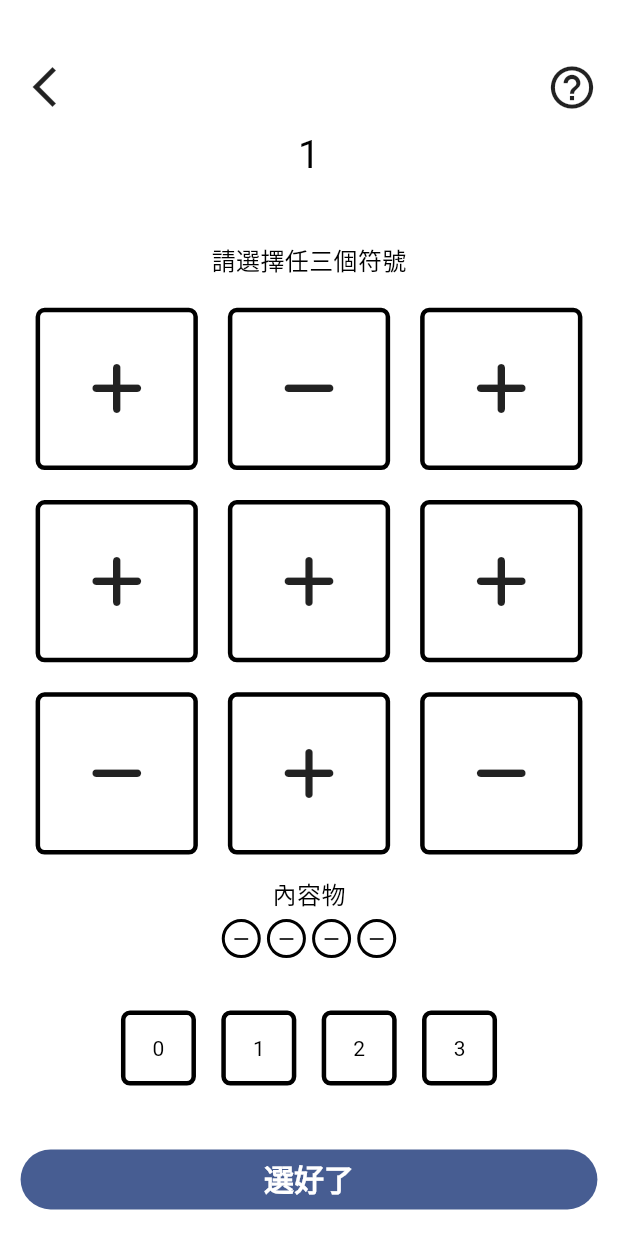
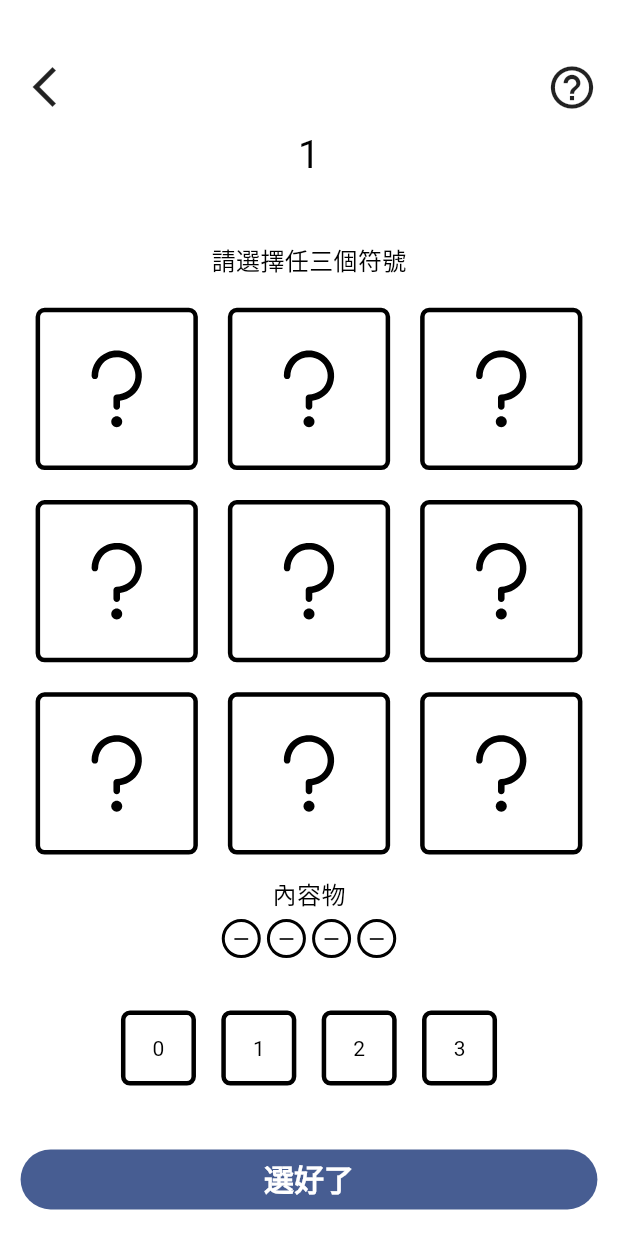
Before and after one commit to JohnsonHuang555/math_game, a Flutter app: the PlaySessionScreen screen opened by its route, on a phone screen of 412 x 824 dp. Run offline on Flutter 3.47's test engine with Material 3 defaults, Android fonts, the phone set to English and light mode, and no system bars; our stand-ins replace audioplayers, flutter_svg, font_awesome_flutter, go_router, shared_preferences; accounts and stored records are empty; project files that could hold a hidden picture were left out.

Commit message:
add box checked color

```diff
--- a/lib/game_internals/game_state.dart
+++ b/lib/game_internals/game_state.dart
@@ -15,15 +15,17 @@ class GameState extends ChangeNotifier {
   // 當前數字
   List<int> _boxNumbers = [];
 
+  // 顯示選完的結果
+  bool showSelectResult = false;
   // 已選擇的符號
-  List<SelectedMathSymbol> _selectSymbols = [];
+  List<SelectedItem> _selectSymbols = [];
   // 已選擇的數字
   List<int> _selectNumbers = [];
 
   int? get risk => _risk;
   List<MathSymbol> get boxSymbols => _boxSymbols;
   List<int> get boxNumbers => _boxNumbers;
-  List<SelectedMathSymbol> get selectSymbols => _selectSymbols;
+  List<SelectedItem> get selectSymbols => _selectSymbols;
   List<int> get selectNumbers => _selectNumbers;
 
   GameState() {
@@ -44,16 +46,18 @@ class GameState extends ChangeNotifier {
     return array;
   }
 
+  void handleNextStep() {}
+
   void handleSelectMathSymbol(int index, MathSymbol mathSymbol) {
-    var isAlreadySelected = _selectSymbols.singleWhere((element) => element.index == index, orElse: () {
-      return SelectedMathSymbol(index: -1, mathSymbol: mathSymbol);
+    var isAlreadySelected = _selectSymbols
+        .singleWhere((element) => element.index == index, orElse: () {
+      return SelectedItem(index: -1);
     });
-    if (isAlreadySelected.index == -1) {
-      _selectSymbols.add(SelectedMathSymbol(index: index, mathSymbol: mathSymbol));
+    if (isAlreadySelected.index == -1 && _selectSymbols.length < 3) {
+      _selectSymbols.add(SelectedItem(index: index, mathSymbol: mathSymbol));
     } else {
       _selectSymbols.removeWhere((element) => element.index == index);
     }
-    print(_selectSymbols.length);
     notifyListeners();
   }
 }
--- a/lib/helpers/math_symbol.dart
+++ b/lib/helpers/math_symbol.dart
@@ -74,8 +74,9 @@ Widget convertMathSymbolToIcon(MathSymbol mathSymbol) {
   return mathSymbolMap[mathSymbol] as Widget;
 }
 
-class SelectedMathSymbol {
+class SelectedItem {
   int index;
-  MathSymbol mathSymbol;
-  SelectedMathSymbol({required this.index, required this.mathSymbol});
+  MathSymbol? mathSymbol;
+  int? number;
+  SelectedItem({required this.index, mathSymbol, number});
 }
--- a/lib/play_session/game_board.dart
+++ b/lib/play_session/game_board.dart
@@ -1,15 +1,32 @@
+import 'package:basic/helpers/math_symbol.dart';
 import 'package:flutter/material.dart';
 import 'package:flutter/widgets.dart';
+import 'package:flutter_svg/flutter_svg.dart';
+import 'package:provider/provider.dart';
+
+import '../style/palette.dart';
 
 class GameBoard extends StatelessWidget {
   final List<Widget> items;
+  final List<SelectedItem> selectedItem;
   final Function(int index) onSelect;
-  const GameBoard({super.key, required this.items, required this.onSelect});
+  final bool showSelectResult;
+  const GameBoard({
+    super.key,
+    required this.items,
+    required this.onSelect,
+    required this.showSelectResult,
+    required this.selectedItem,
+  });
 
-  List<Widget> getGameCard() {
-    return List.generate(
-      9,
-      (index) => GestureDetector(
+  List<Widget> getGameCard(BuildContext context) {
+    final palette = context.read<Palette>();
+
+    return List.generate(9, (index) {
+      var isCheckedIndex = selectedItem.singleWhere(
+          (element) => element.index == index,
+          orElse: () => SelectedItem(index: -1));
+      return GestureDetector(
         onTap: () {
           onSelect(index);
         },
@@ -17,15 +34,26 @@ class GameBoard extends StatelessWidget {
           decoration: BoxDecoration(
             border: Border.all(
               width: 3,
+              color:
+                  isCheckedIndex.index == -1 ? palette.ink : Color(0xffC95421),
             ),
             borderRadius: BorderRadius.circular(6),
           ),
           child: Center(
-            child: items[index],
+            child: showSelectResult
+                ? items[index]
+                : SvgPicture.asset(
+                    'assets/icons/question.svg',
+                    width: 70,
+                    height: 70,
+                    color: isCheckedIndex.index == -1
+                        ? palette.ink
+                        : Color(0xffC95421),
+                  ),
           ),
         ),
-      ),
-    );
+      );
+    });
   }
 
   @override
@@ -38,7 +66,7 @@ class GameBoard extends StatelessWidget {
       padding: const EdgeInsets.all(10),
       crossAxisSpacing: 20,
       mainAxisSpacing: 20,
-      children: getGameCard(),
+      children: getGameCard(context),
     );
   }
 }
--- a/lib/play_session/play_session_screen.dart
+++ b/lib/play_session/play_session_screen.dart
@@ -61,9 +61,14 @@ class _PlaySessionScreenState extends State<PlaySessionScreen> {
   }
 
   Widget _getGameStep(GameState state) {
-    switch(state.step) {
+    switch (state.step) {
       case 1:
-        return StepSelectSymbol(mathSymbols: state.boxSymbols, onSelect: state.handleSelectMathSymbol);
+        return StepSelectSymbol(
+          mathSymbols: state.boxSymbols,
+          onSelect: state.handleSelectMathSymbol,
+          showSelectResult: state.showSelectResult,
+          selectedSymbols: state.selectSymbols,
+        );
       case 2:
       case 3:
       default:
--- a/lib/play_session/session_step/step_select_symbol.dart
+++ b/lib/play_session/session_step/step_select_symbol.dart
@@ -7,8 +7,16 @@ import '../item_list.dart';
 
 class StepSelectSymbol extends StatelessWidget {
   final List<MathSymbol> mathSymbols;
+  final List<SelectedItem> selectedSymbols;
   final Function(int, MathSymbol) onSelect;
-  const StepSelectSymbol({super.key, required this.mathSymbols, required this.onSelect});
+  final bool showSelectResult;
+  const StepSelectSymbol({
+    super.key,
+    required this.mathSymbols,
+    required this.onSelect,
+    required this.showSelectResult,
+    required this.selectedSymbols,
+  });
 
   @override
   Widget build(BuildContext context) {
@@ -17,9 +25,11 @@ class StepSelectSymbol extends StatelessWidget {
       children: [
         GameBoard(
           items: items,
-          onSelect:(index) {
+          onSelect: (index) {
             onSelect(index, mathSymbols[index]);
           },
+          showSelectResult: showSelectResult,
+          selectedItem: selectedSymbols,
         ),
         SizedBox(height: 5),
         ContentHint(),
```
